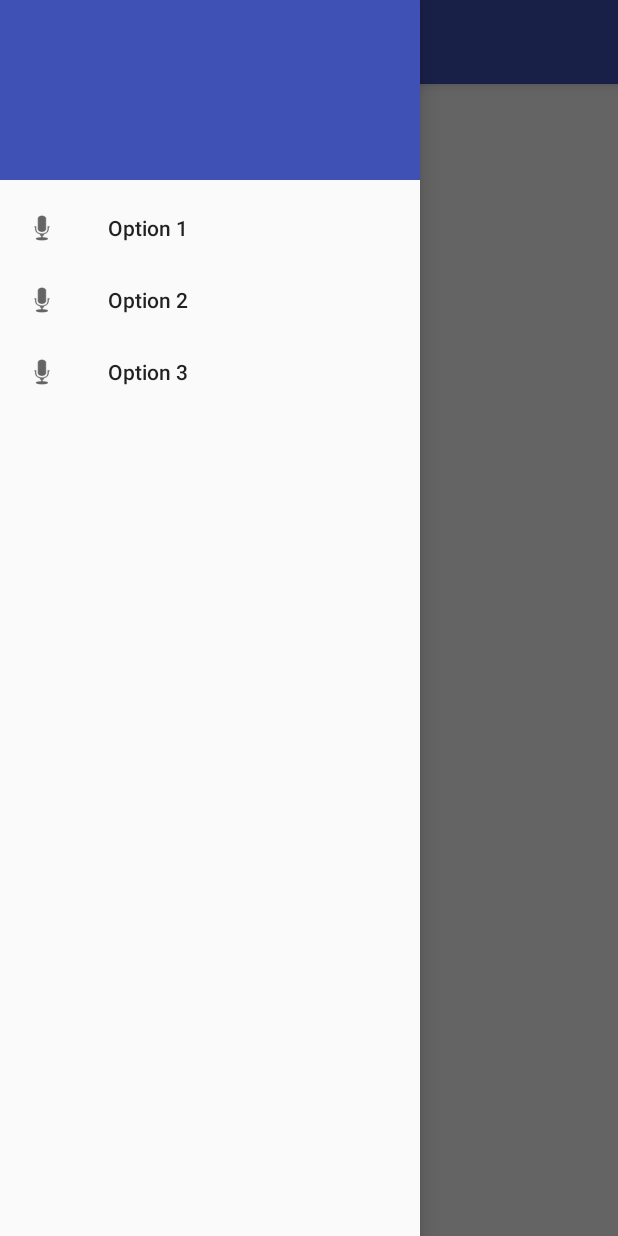
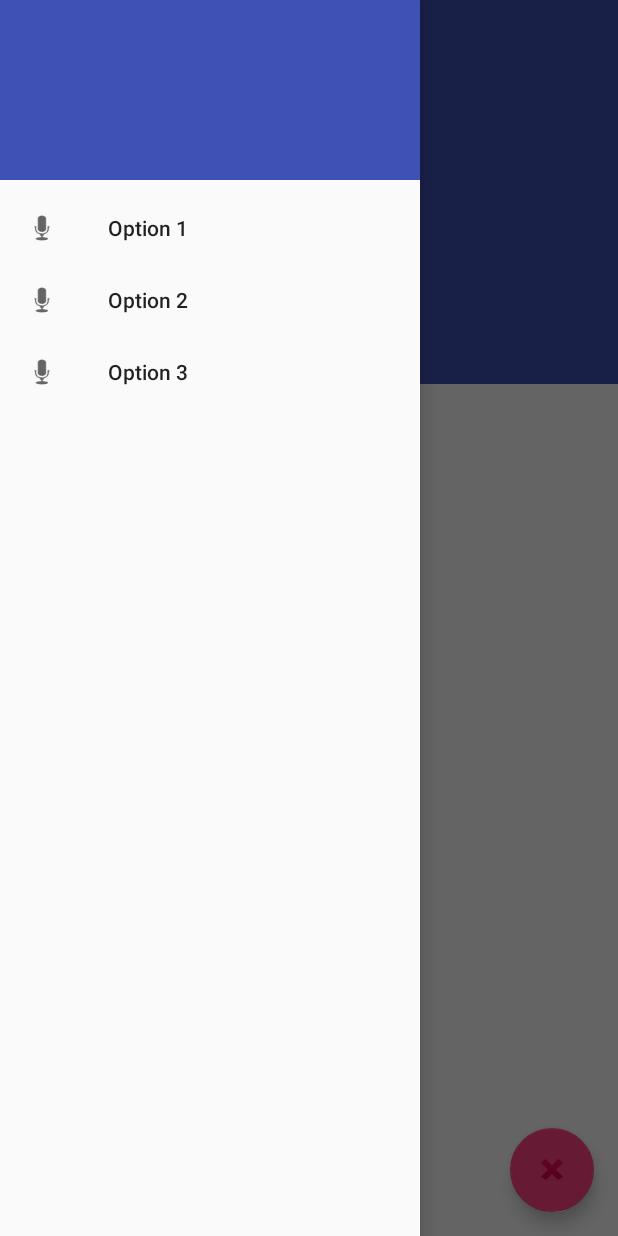
Before and after one commit to daadu/android-starter-kit, an Android app: the HomeFragment screen opened directly, with no data from a screen before it, after a tap on "Navigation View Closed", on a phone screen of 412 x 824 dp. Run offline under Robolectric (Android 15) with nearby library versions, the phone set to English and light mode, and no system bars; our stand-ins replace Volley; network calls fail.

Commit message:
CoordinatorLayout in HomeFragment, BaseFragment created

```diff
--- a/app/src/main/java/com/bhikadia/boilerplate/activity/MainActivity.java
+++ b/app/src/main/java/com/bhikadia/boilerplate/activity/MainActivity.java
@@ -4,10 +4,7 @@ import android.os.Bundle;
 import android.support.design.widget.NavigationView;
 import android.support.v4.app.FragmentTransaction;
 import android.support.v4.widget.DrawerLayout;
-import android.support.v7.app.ActionBarDrawerToggle;
-import android.support.v7.widget.Toolbar;
 import android.view.MenuItem;
-import android.view.View;
 import android.widget.Toast;
 
 import com.bhikadia.boilerplate.R;
@@ -15,7 +12,6 @@ import com.bhikadia.boilerplate.fragment.HomeFragment;
 
 public class MainActivity extends BaseActivity implements NavigationView.OnNavigationItemSelectedListener {
 
-    private Toolbar toolbar;
     private NavigationView navigationView;
     private DrawerLayout drawerLayout;
 
@@ -23,10 +19,6 @@ public class MainActivity extends BaseActivity implements NavigationView.OnNavig
     protected void onCreate(Bundle savedInstanceState) {
         super.onCreate(savedInstanceState);
         setContentView(R.layout.activity_main);
-
-        // Initializing Toolbar and setting it as the actionbar
-        toolbar = (Toolbar) findViewById(R.id.toolbar);
-        setSupportActionBar(toolbar);
 
         //Initializing NavigationView
         navigationView = (NavigationView) findViewById(R.id.navigation_view);
@@ -36,27 +28,6 @@ public class MainActivity extends BaseActivity implements NavigationView.OnNavig
 
         // Initializing Drawer Layout and ActionBarToggle
         drawerLayout = (DrawerLayout) findViewById(R.id.drawer);
-        ActionBarDrawerToggle actionBarDrawerToggle = new ActionBarDrawerToggle(this, drawerLayout, toolbar, R.string.openDrawer, R.string.closeDrawer) {
-
-            @Override
-            public void onDrawerClosed(View drawerView) {
-                // Code here will be triggered once the drawer closes as we dont want anything to happen so we leave this blank
-                super.onDrawerClosed(drawerView);
-            }
-
-            @Override
-            public void onDrawerOpened(View drawerView) {
-                // Code here will be triggered once the drawer open as we dont want anything to happen so we leave this blank
-
-                super.onDrawerOpened(drawerView);
-            }
-        };
-
-        //Setting the actionbarToggle to drawer layout
-        drawerLayout.setDrawerListener(actionBarDrawerToggle);
-
-        //calling sync state is necessary or else your hamburger icon wont show up
-        actionBarDrawerToggle.syncState();
 
         //launch HomeFragment
         launchHomeFragment();
--- /dev/null
+++ b/app/src/main/java/com/bhikadia/boilerplate/fragment/BaseFragment.java
@@ -0,0 +1,60 @@
+package com.bhikadia.boilerplate.fragment;
+
+import android.os.Bundle;
+import android.support.annotation.Nullable;
+import android.support.v4.app.Fragment;
+import android.support.v4.widget.DrawerLayout;
+import android.support.v7.app.ActionBarDrawerToggle;
+import android.support.v7.widget.Toolbar;
+import android.view.LayoutInflater;
+import android.view.View;
+import android.view.ViewGroup;
+
+import com.bhikadia.boilerplate.R;
+
+/**
+ * Created by harsh on 15/12/15.
+ */
+public class BaseFragment extends Fragment {
+
+    ViewGroup container;
+
+
+    @Nullable
+    @Override
+    public View onCreateView(LayoutInflater inflater, ViewGroup container, Bundle savedInstanceState) {
+        this.container = container;
+        return super.onCreateView(inflater, container, savedInstanceState);
+    }
+
+    @Override
+    public void onViewCreated(View view, Bundle savedInstanceState) {
+        super.onViewCreated(view, savedInstanceState);
+
+        Toolbar toolbar = ((Toolbar) view.findViewById(R.id.toolbar));
+
+        DrawerLayout drawerLayout = (DrawerLayout) container.getRootView().findViewById(R.id.drawer);
+
+        ActionBarDrawerToggle actionBarDrawerToggle = new ActionBarDrawerToggle(getActivity(), drawerLayout,toolbar, R.string.openDrawer, R.string.closeDrawer) {
+
+            @Override
+            public void onDrawerClosed(View drawerView) {
+                // Code here will be triggered once the drawer closes as we dont want anything to happen so we leave this blank
+                super.onDrawerClosed(drawerView);
+            }
+
+            @Override
+            public void onDrawerOpened(View drawerView) {
+                // Code here will be triggered once the drawer open as we dont want anything to happen so we leave this blank
+
+                super.onDrawerOpened(drawerView);
+            }
+        };
+
+        //Setting the actionbarToggle to drawer layout
+        drawerLayout.setDrawerListener(actionBarDrawerToggle);
+
+        //calling sync state is necessary or else your hamburger icon wont show up
+        actionBarDrawerToggle.syncState();
+    }
+}
--- a/app/src/main/java/com/bhikadia/boilerplate/fragment/HomeFragment.java
+++ b/app/src/main/java/com/bhikadia/boilerplate/fragment/HomeFragment.java
@@ -3,6 +3,7 @@ package com.bhikadia.boilerplate.fragment;
 
 import android.database.Cursor;
 import android.os.Bundle;
+import android.support.design.widget.CollapsingToolbarLayout;
 import android.support.v4.app.Fragment;
 import android.support.v4.app.LoaderManager;
 import android.support.v4.content.Loader;
@@ -25,7 +26,7 @@ import com.bhikadia.boilerplate.util.RecyclerTouchListener;
 /**
  * A simple {@link Fragment} subclass.
  */
-public class HomeFragment extends Fragment {
+public class HomeFragment extends BaseFragment {
 
     private RecyclerView recyclerView;
     private Cursor cursor;
@@ -42,7 +43,11 @@ public class HomeFragment extends Fragment {
     @Override
     public View onCreateView(LayoutInflater inflater, ViewGroup container, Bundle savedInstanceState) {
         // Inflate the layout for this fragment
+        super.onCreateView(inflater, container, savedInstanceState);
         View rootView = inflater.inflate(R.layout.fragment_home, container, false);
+
+        CollapsingToolbarLayout collapsingToolbarLayout = (CollapsingToolbarLayout) rootView.findViewById(R.id.collapsing_toolbar);
+        collapsingToolbarLayout.setTitle("List");
 
         recyclerView = (RecyclerView) rootView.findViewById(R.id.recycler_view);
         recyclerView.addOnItemTouchListener(new RecyclerTouchListener(getActivity(), recyclerView, new RecyclerTouchListener.ClickListener() {
--- a/app/src/main/res/layout/activity_main.xml
+++ b/app/src/main/res/layout/activity_main.xml
@@ -4,16 +4,13 @@
     android:id="@+id/drawer"
     android:layout_width="match_parent"
     android:layout_height="match_parent"
+    android:fitsSystemWindows="true"
     tools:context=".MainActivity">
 
     <LinearLayout
         android:layout_width="match_parent"
         android:layout_height="match_parent"
         android:orientation="vertical">
-
-        <include
-            android:id="@+id/toolbar"
-            layout="@layout/toolbar" />
 
         <FrameLayout
             android:id="@+id/frame"
--- a/app/src/main/res/layout/fragment_home.xml
+++ b/app/src/main/res/layout/fragment_home.xml
@@ -1,20 +1,61 @@
-<RelativeLayout xmlns:android="http://schemas.android.com/apk/res/android"
+<android.support.design.widget.CoordinatorLayout xmlns:android="http://schemas.android.com/apk/res/android"
+    xmlns:app="http://schemas.android.com/apk/res-auto"
     xmlns:tools="http://schemas.android.com/tools"
     android:layout_width="match_parent"
     android:layout_height="match_parent"
     tools:context="com.bhikadia.boilerplate.fragment.HomeFragment">
 
+    <android.support.design.widget.AppBarLayout
+        android:id="@+id/appbar"
+        android:layout_width="match_parent"
+        android:elevation="5dp"
+        android:layout_height="@dimen/toolbar_detail_backdrop_height"
+        android:theme="@style/ThemeOverlay.AppCompat.Dark.ActionBar">
+
+        <android.support.design.widget.CollapsingToolbarLayout
+            android:id="@+id/collapsing_toolbar"
+            android:layout_width="match_parent"
+            android:layout_height="match_parent"
+            android:fitsSystemWindows="true"
+            app:contentScrim="?attr/colorPrimary"
+            app:expandedTitleMarginEnd="64dp"
+            app:expandedTitleMarginStart="48dp"
+            app:layout_scrollFlags="scroll|exitUntilCollapsed">
+
+            <android.support.v7.widget.Toolbar
+                android:id="@+id/toolbar"
+                android:layout_width="match_parent"
+                android:layout_height="?attr/actionBarSize"
+                android:background="@color/primary"
+                app:layout_collapseMode="pin"
+                app:layout_scrollFlags="scroll|enterAlways"
+                app:theme="@style/ThemeOverlay.AppCompat.Dark.ActionBar"
+                app:popupTheme="@style/ThemeOverlay.AppCompat.Light" />
+        </android.support.design.widget.CollapsingToolbarLayout>
+    </android.support.design.widget.AppBarLayout>
+
     <android.support.v4.widget.SwipeRefreshLayout
         android:id="@+id/swipe_refresh_layout"
+        app:layout_behavior="@string/appbar_scrolling_view_behavior"
         android:layout_width="match_parent"
         android:layout_height="wrap_content">
 
         <android.support.v7.widget.RecyclerView
             android:id="@+id/recycler_view"
             android:layout_width="match_parent"
-            android:layout_height="match_parent"
-            android:layout_centerInParent="true" />
-
+            android:layout_height="match_parent" />
     </android.support.v4.widget.SwipeRefreshLayout>
 
-</RelativeLayout>
+    <android.support.design.widget.FloatingActionButton
+        android:layout_width="wrap_content"
+        android:layout_height="wrap_content"
+        android:layout_gravity="bottom|right"
+        android:layout_margin="16dp"
+        android:clickable="true"
+        app:pressedTranslationZ="12dp"
+        app:rippleColor="#FFF"
+        android:src="@android:drawable/ic_delete"
+        app:layout_anchor="@id/swipe_refresh_layout"
+        app:layout_anchorGravity="bottom|right|end" />
+
+</android.support.design.widget.CoordinatorLayout>
--- /dev/null
+++ b/app/src/main/res/values-v19/styles.xml
@@ -0,0 +1,7 @@
+<?xml version="1.0" encoding="utf-8"?>
+<resources>
+    <style name="AppTheme" parent="AppTheme.Base">
+        <!-- Customize your theme here. -->
+        <item name="android:windowTranslucentStatus">true</item>
+    </style>
+</resources>
--- a/app/src/main/res/values-v21/styles.xml
+++ b/app/src/main/res/values-v21/styles.xml
@@ -3,5 +3,7 @@
     <!-- Base application theme. -->
     <style name="AppTheme" parent="AppTheme.Base">
         <!-- Customize your theme here. -->
+        <item name="android:windowDrawsSystemBarBackgrounds">true</item>
+        <item name="android:statusBarColor">@android:color/transparent</item>
     </style>
 </resources>
--- a/app/src/main/res/values/dimens.xml
+++ b/app/src/main/res/values/dimens.xml
@@ -3,4 +3,5 @@
     <dimen name="activity_horizontal_margin">16dp</dimen>
     <dimen name="activity_vertical_margin">16dp</dimen>
     <dimen name="drawer_header_height">120dp</dimen>
+    <dimen name="toolbar_detail_backdrop_height">256dp</dimen>
 </resources>
```
